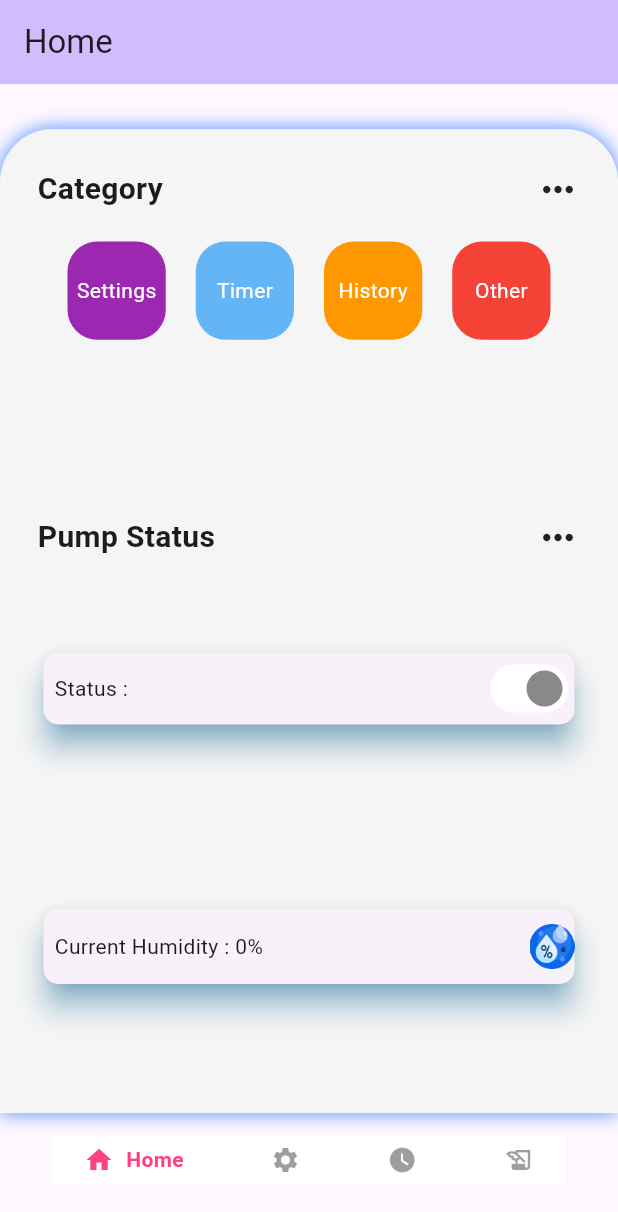
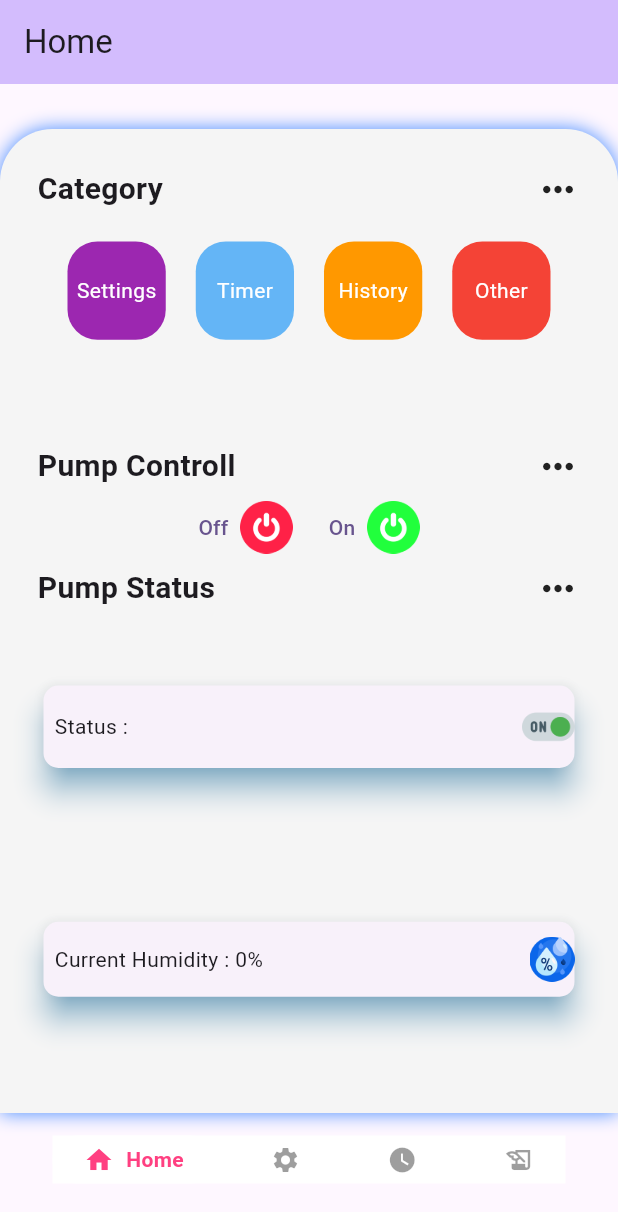
Before and after one commit to LeDinhThuc157/DATN_WateringPlants, a Flutter app: the screen it shows after launch, on a phone screen of 412 x 824 dp. Shown: the top 1212 px of the screen. Run offline on Flutter 3.47's test engine with Material 3 defaults, Android fonts, the phone set to English and light mode, and no system bars; drawn by our look-alikes of google_nav_bar; our stand-ins replace animated_custom_dropdown, firebase_core, firebase_database, flutter_blue_plus, flutter_svg; missing offline and left inert: alarm, dart:ffi, mqtt_client; accounts and stored records are empty.

Commit message:
add pump control button

```diff
--- a/lib/ui/homePage.dart
+++ b/lib/ui/homePage.dart
@@ -17,10 +17,8 @@ class HomePage extends StatefulWidget {
 class _HomePageState extends State<HomePage> {
   DatabaseReference starCountRef =
       FirebaseDatabase.instance.ref('9BSuk4QD4wWQzppwltKPfI3w63i2/id0');
-  final database =  FirebaseDatabase.instance
-      .ref()
-      .child(
-      '9BSuk4QD4wWQzppwltKPfI3w63i2/id0');
+  final database =
+      FirebaseDatabase.instance.ref().child('9BSuk4QD4wWQzppwltKPfI3w63i2/id0');
   String status_pump = "";
   int current_himidity = 0;
   @override
@@ -41,14 +39,12 @@ class _HomePageState extends State<HomePage> {
 
   @override
   Widget build(BuildContext context) {
-
     return Scaffold(
       appBar: AppBar(
         backgroundColor: Theme.of(context).colorScheme.inversePrimary,
         title: Text('Home'),
       ),
-      body:
-      SafeArea(
+      body: SafeArea(
           child: Column(
         children: [
           const SizedBox(
@@ -94,33 +90,112 @@ class _HomePageState extends State<HomePage> {
                           CategoryGrid(
                             category: 'Settings',
                             color: Colors.purple.shade500,
-                                onTap: (){},
+                            onTap: () {},
                           ),
                           CategoryGrid(
                             category: 'Timer',
                             color: Colors.blue.shade300,
-                                onTap: (){},
+                            onTap: () {},
                           ),
                           CategoryGrid(
                             category: 'History',
                             color: Colors.orange.shade500,
-                                onTap: (){},
+                            onTap: () {},
                           ),
                           CategoryGrid(
                             category: 'Other',
                             color: Colors.red.shade500,
-                                onTap: (){},
+                            onTap: () {},
                           ),
                         ],
                       ),
                     ),
-                        const SizedBox(
-                          height: 30,
+                    const BottomSheetHeaderTitle(
+                      titleText: 'Pump Controll',
                     ),
+                    // Switch(
+                    //   value: status_pump=='off'?false:true,
+                    //   hoverColor: Colors.white,
+                    //   activeTrackColor: Colors.white,
+                    //   thumbColor: const MaterialStatePropertyAll(
+                    //       Colors.black45),
+                    //   inactiveThumbColor: Colors.grey,
+                    //   inactiveTrackColor: Colors.grey.withOpacity(.5),
+                    //   trackOutlineColor: const MaterialStatePropertyAll(
+                    //     Colors.transparent,
+                    //   ),
+                    //   onChanged: (value) {
+                    //
+                    //     database
+                    //         .update({
+                    //       'status_pump': status_pump =="off"?"on":"off"
+                    //     });
+                    //     setState(() {
+                    //       status_pump = status_pump =="off"?"on":"off";
+                    //     });
+                    //   },
+                    // ),
+                    Row(
+                      crossAxisAlignment: CrossAxisAlignment.center,
+                      mainAxisAlignment: MainAxisAlignment.center,
+                      children: [
+                      TextButton(
+                        onPressed: () {
+                          database
+                              .update({
+                            'status_pump':"off"
+                          });
+                          setState(() {
+                            status_pump = "off";
+                          });
+                        },
+                        child: Row(
+                          mainAxisSize: MainAxisSize.min,
+                          children: [
+                            Text('Off'),
+                            SizedBox(width: 8),
+                            Image(
+                              image: AssetImage(
+                                  "assets/image/switch.png"),
+                              width: 35,
+                            ),
+                          ],
+                        ),
+                      ),
+                      TextButton(
+                        onPressed: () {
+                          database
+                              .update({
+                            'status_pump':"on"
+                          });
+                          setState(() {
+                            status_pump = "on";
+                          });
+                        },
+                        child: Row(
+                          mainAxisSize: MainAxisSize.min,
+                          children: [
+                            Text('On'),
+                            SizedBox(width: 8),
+                            Image(
+                              image: AssetImage(
+                                  "assets/image/switch (1).png"),
+                              width: 35,
+                            ),
+                             // Add some spacing between icon and text
+
+                          ],
+                        ),
+                      ),
+                    ],),
+                    // const SizedBox(
+                    //   height: 30,
+                    // ),
                     const BottomSheetHeaderTitle(
                       titleText: 'Pump Status',
                     ),
-                        Expanded(child: Container(
+                    Expanded(
+                      child: Container(
                         height: 50,
                         child: Column(
                           mainAxisAlignment: MainAxisAlignment.center,
@@ -136,42 +211,41 @@ class _HomePageState extends State<HomePage> {
                                 ),
                                 child: Column(
                                   children: [
+                                    const SizedBox(
+                                      height: 10,
+                                    ),
                                     Row(
-                                        crossAxisAlignment: CrossAxisAlignment.center,
-                                        mainAxisAlignment: MainAxisAlignment.spaceBetween,
+                                      crossAxisAlignment:
+                                          CrossAxisAlignment.center,
+                                      mainAxisAlignment:
+                                          MainAxisAlignment.spaceBetween,
                                       children: [
-                                          Text("  Status : "+status_pump ),
-                                          Switch(
-                                            value: status_pump=='off'?false:true,
-                                            hoverColor: Colors.white,
-                                            activeTrackColor: Colors.white,
-                                            thumbColor: const MaterialStatePropertyAll(
-                                                Colors.black45),
-                                            inactiveThumbColor: Colors.grey,
-                                            inactiveTrackColor: Colors.grey.withOpacity(.5),
-                                            trackOutlineColor: const MaterialStatePropertyAll(
-                                              Colors.transparent,
+                                        Text("  Status : " + status_pump),
+                                        status_pump == 'off'
+                                            ? Image(
+                                                image: AssetImage(
+                                                    "assets/image/switch-off.png"),
+                                                width: 35,
+                                              )
+                                            : Image(
+                                                image: AssetImage(
+                                                    "assets/image/switch-on.png"),
+                                                width: 35,
                                               ),
-                                            onChanged: (value) {
 
-                                              database
-                                                  .update({
-                                                'status_pump': status_pump =="off"?"on":"off"
-                                              });
-                                              setState(() {
-                                                status_pump = status_pump =="off"?"on":"off";
-                                              });
-                                            },
-                                          )
                                       ],
                                     ),
-
+                                    const SizedBox(
+                                      height: 10,
+                                    ),
                                   ],
                                 )),
                           ],
                         ),
-                        ),),
-                        Expanded(child: Container(
+                      ),
+                    ),
+                    Expanded(
+                      child: Container(
                         height: 30,
                         child: Column(
                           mainAxisAlignment: MainAxisAlignment.center,
@@ -191,12 +265,17 @@ class _HomePageState extends State<HomePage> {
                                       height: 10,
                                     ),
                                     Row(
-                                        crossAxisAlignment: CrossAxisAlignment.center,
-                                        mainAxisAlignment: MainAxisAlignment.spaceBetween,
+                                      crossAxisAlignment:
+                                          CrossAxisAlignment.center,
+                                      mainAxisAlignment:
+                                          MainAxisAlignment.spaceBetween,
                                       children: [
-                                          Text("  Current Humidity : "+ current_himidity.toString()+"%" ),
+                                        Text("  Current Humidity : " +
+                                            current_himidity.toString() +
+                                            "%"),
                                         Image(
-                                            image: AssetImage("assets/image/humidity.png"),
+                                          image: AssetImage(
+                                              "assets/image/humidity.png"),
                                           width: 30,
                                         ),
                                       ],
@@ -208,8 +287,8 @@ class _HomePageState extends State<HomePage> {
                                 )),
                           ],
                         ),
-                        ),)
-
+                      ),
+                    )
                   ],
                 ),
               ),
@@ -217,178 +296,7 @@ class _HomePageState extends State<HomePage> {
           )
         ],
       )),
-      // Column(
-      //   crossAxisAlignment: CrossAxisAlignment.start,
-      //   children: [
-      //     const BottomSheetHeaderTitle(
-      //       titleText: 'Category',
-      //     ),
-      //     Expanded(
-      //       child:  GridView.count(
-      //         primary: false,
-      //         padding: const EdgeInsets.all(40),
-      //         crossAxisSpacing: 10,
-      //         mainAxisSpacing: 10,
-      //         crossAxisCount: 2,
-      //         //how to use ListView.builder in this?
-      //         children:[
-      //           CategoryGrid(
-      //             category: 'Settings',
-      //             color: Colors.purple.shade500,
-      //             onTap: () {},
-      //           ),
-      //           CategoryGrid(
-      //             category: 'Timers',
-      //             color: Colors.blue.shade300,
-      //             onTap: () {},
-      //           ),
-      //           CategoryGrid(
-      //             category: 'Logs',
-      //             color: Colors.orange.shade500,
-      //             onTap: () {},
-      //           ),
-      //           CategoryGrid(
-      //             category: 'Other',
-      //             color: Colors.red.shade500,
-      //             onTap: () {},
-      //           ),
-      //           Column(
-      //             children: [
-      //               const BottomSheetHeaderTitle(
-      //                 titleText: 'Pump Status',
-      //               ),
-      //               Container(
-      //                 height: 100,
-      //                 child: Column(
-      //                   mainAxisAlignment: MainAxisAlignment.center,
-      //                   crossAxisAlignment: CrossAxisAlignment.start,
-      //                   children: [
-      //                     Card(
-      //                         elevation: 8,
-      //                         shadowColor: const Color(0xff2da9ef),
-      //                         shape: RoundedRectangleBorder(
-      //                           borderRadius: BorderRadius.circular(
-      //                             10,
-      //                           ),
-      //                         ),
-      //                         child: Column(
-      //                           children: [
-      //                             const SizedBox(
-      //                               height: 20,
-      //                             ),
-      //                             Row(
-      //                               crossAxisAlignment: CrossAxisAlignment.center,
-      //                               mainAxisAlignment: MainAxisAlignment.spaceBetween,
-      //                               children: [
-      //                                 Text("Status : "+status_pump ),
-      //                                 Switch(
-      //                                   value: status_pump=='off'?false:true,
-      //                                   hoverColor: Colors.white,
-      //                                   activeTrackColor: Colors.white,
-      //                                   thumbColor: const MaterialStatePropertyAll(
-      //                                       Colors.black45),
-      //                                   inactiveThumbColor: Colors.grey,
-      //                                   inactiveTrackColor: Colors.grey.withOpacity(.5),
-      //                                   trackOutlineColor: const MaterialStatePropertyAll(
-      //                                     Colors.transparent,
-      //                                   ),
-      //                                   onChanged: (value) {
-      //                                     // setState(() {
-      //                                     //   status_pump=="off"?"on":"off";
-      //                                     //   FirebaseDatabase.instance
-      //                                     //       .ref()
-      //                                     //       .child(
-      //                                     //       '9BSuk4QD4wWQzppwltKPfI3w63i2/id0')
-      //                                     //       .update({
-      //                                     //     'status_pump': status_pump =="off"?"on":"off"
-      //                                     //   });
-      //                                     // });
-      //
-      //                                   },
-      //                                 )
-      //                               ],
-      //                             ),
-      //                             const SizedBox(
-      //                               height: 20,
-      //                             ),
-      //                           ],
-      //                         )),
-      //                   ],
-      //                 ),
-      //               ),
-      //             ],
-      //           ),
-      //         ],
-      //       ),
-      //
-      //     ),
-      //     // const BottomSheetHeaderTitle(
-      //     //   titleText: 'Pump Status',
-      //     // ),
-      //     Container(
-      //       height: 100,
-      //       child: Column(
-      //         mainAxisAlignment: MainAxisAlignment.center,
-      //         crossAxisAlignment: CrossAxisAlignment.start,
-      //         children: [
-      //           Card(
-      //               elevation: 8,
-      //               shadowColor: const Color(0xff2da9ef),
-      //               shape: RoundedRectangleBorder(
-      //                 borderRadius: BorderRadius.circular(
-      //                   10,
-      //                 ),
-      //               ),
-      //               child: Column(
-      //                 children: [
-      //                   const SizedBox(
-      //                     height: 20,
-      //                   ),
-      //                   Row(
-      //                     crossAxisAlignment: CrossAxisAlignment.center,
-      //                     mainAxisAlignment: MainAxisAlignment.spaceBetween,
-      //                     children: [
-      //                      Text("Status : "+status_pump ),
-      //                       Switch(
-      //                         value: status_pump=='off'?false:true,
-      //                         hoverColor: Colors.white,
-      //                         activeTrackColor: Colors.white,
-      //                         thumbColor: const MaterialStatePropertyAll(
-      //                             Colors.black45),
-      //                         inactiveThumbColor: Colors.grey,
-      //                         inactiveTrackColor: Colors.grey.withOpacity(.5),
-      //                         trackOutlineColor: const MaterialStatePropertyAll(
-      //                           Colors.transparent,
-      //                         ),
-      //                         onChanged: (value) {
-      //                           // setState(() {
-      //                           //   status_pump=="off"?"on":"off";
-      //                           //   FirebaseDatabase.instance
-      //                           //       .ref()
-      //                           //       .child(
-      //                           //       '9BSuk4QD4wWQzppwltKPfI3w63i2/id0')
-      //                           //       .update({
-      //                           //     'status_pump': status_pump =="off"?"on":"off"
-      //                           //   });
-      //                           // });
-      //
-      //                         },
-      //                       )
-      //                     ],
-      //                   ),
-      //                   const SizedBox(
-      //                     height: 20,
-      //                   ),
-      //                 ],
-      //               )),
-      //         ],
-      //       ),
-      //     ),
-      //   ],
-      // ),
 
-      // This trailing comma makes auto-formatting nicer for build methods.
     );
   }
-
 }
```
Also changed, not shown: assets/image/switch (1).png (added), assets/image/switch-off.png (added), assets/image/switch-on.png (added), assets/image/switch.png (added). Lines whose indentation alone changed are shown as unchanged.
